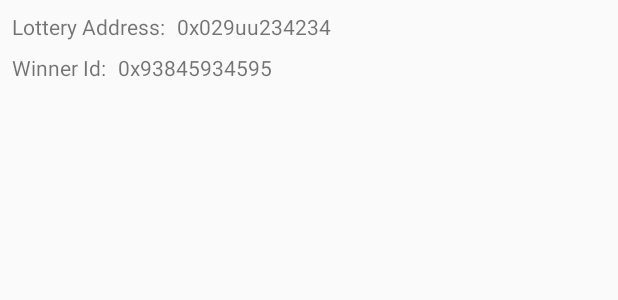
After one commit to 11Derek11/CEN4020-SE, an Android app: the layout activity_lottery_summary.xml on its own in the app's theme, with its tools: preview values and no code run, on a phone screen of 412 x 824 dp. The commit adds this screen. Shown: the top 300 px of the screen. Run offline under Robolectric (Android 15) with nearby library versions, the phone set to English and light mode, and no system bars; network calls fail.

Commit message:
added lottery summary

```diff
--- a/app/src/main/java/com/example/redent0r/ethernal/MainActivity.java
+++ b/app/src/main/java/com/example/redent0r/ethernal/MainActivity.java
@@ -31,6 +31,7 @@ public class MainActivity extends AppCompatActivity {
     public static final String serverUrlStartLottery = serverUrl + "/startlottery";
     public static final String serverUrlPlayLottery = serverUrl + "/playlottery";
     public static final String serverUrlRefresh = serverUrl + "/getcontracts";
+    public static final String serverUrlGetUserContracts = serverUrl + "/getusercontracts";
 
 
     @Override
--- /dev/null
+++ b/app/src/main/res/layout/activity_lottery_summary.xml
@@ -0,0 +1,53 @@
+<?xml version="1.0" encoding="utf-8"?>
+<android.support.constraint.ConstraintLayout xmlns:android="http://schemas.android.com/apk/res/android"
+    xmlns:app="http://schemas.android.com/apk/res-auto"
+    xmlns:tools="http://schemas.android.com/tools"
+    android:layout_width="match_parent"
+    android:layout_height="match_parent"
+    tools:context="com.example.redent0r.ethernal.LotterySummary">
+
+    <TextView
+        android:id="@+id/textView10"
+        android:layout_width="wrap_content"
+        android:layout_height="wrap_content"
+        android:layout_marginStart="8dp"
+        android:layout_marginLeft="8dp"
+        android:layout_marginTop="8dp"
+        android:text="Lottery Address:"
+        app:layout_constraintStart_toStartOf="parent"
+        app:layout_constraintTop_toTopOf="parent" />
+
+    <TextView
+        android:id="@+id/tvLotteryAddress"
+        android:layout_width="wrap_content"
+        android:layout_height="wrap_content"
+        android:layout_marginStart="8dp"
+        android:layout_marginLeft="8dp"
+        android:text="0x029uu234234"
+        app:layout_constraintBaseline_toBaselineOf="@+id/textView10"
+        app:layout_constraintStart_toEndOf="@+id/textView10" />
+
+    <TextView
+        android:id="@+id/textView12"
+        android:layout_width="wrap_content"
+        android:layout_height="wrap_content"
+        android:layout_marginStart="8dp"
+        android:layout_marginLeft="8dp"
+        android:layout_marginTop="8dp"
+        android:text="Winner Id:"
+        app:layout_constraintStart_toStartOf="parent"
+        app:layout_constraintTop_toBottomOf="@+id/textView10" />
+
+    <TextView
+        android:id="@+id/tvWinnerId"
+        android:textAllCaps="false"
+        android:lines="1"
+        android:layout_width="0dp"
+        android:layout_height="wrap_content"
+        android:layout_marginEnd="8dp"
+        android:layout_marginStart="8dp"
+        app:layout_constraintBaseline_toBaselineOf="@+id/textView12"
+        app:layout_constraintEnd_toEndOf="parent"
+        app:layout_constraintStart_toEndOf="@+id/textView12"
+        tools:text="0x93845934595" />
+</android.support.constraint.ConstraintLayout>
--- a/app/src/main/res/layout/item_lottery.xml
+++ b/app/src/main/res/layout/item_lottery.xml
@@ -3,8 +3,7 @@
     xmlns:app="http://schemas.android.com/apk/res-auto"
     xmlns:tools="http://schemas.android.com/tools"
     android:layout_width="match_parent"
-    android:layout_height="match_parent"
-    android:background="@color/bgItemLottery">
+    android:layout_height="match_parent">
 
     <TextView
         android:id="@+id/tvTransactionId"
```
Also changed, not shown: app/src/main/AndroidManifest.xml (+6 -7 lines), app/src/main/java/com/example/redent0r/ethernal/LotteryFragment.java (+14 -2 lines), app/src/main/java/com/example/redent0r/ethernal/LotterySummary.java (added, +60 -0 lines).
